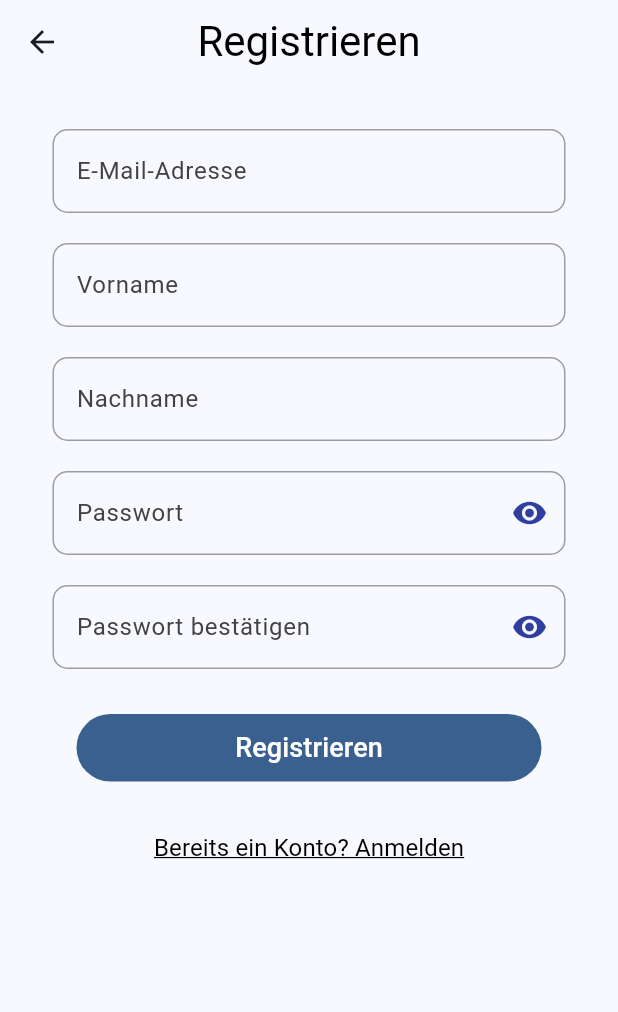
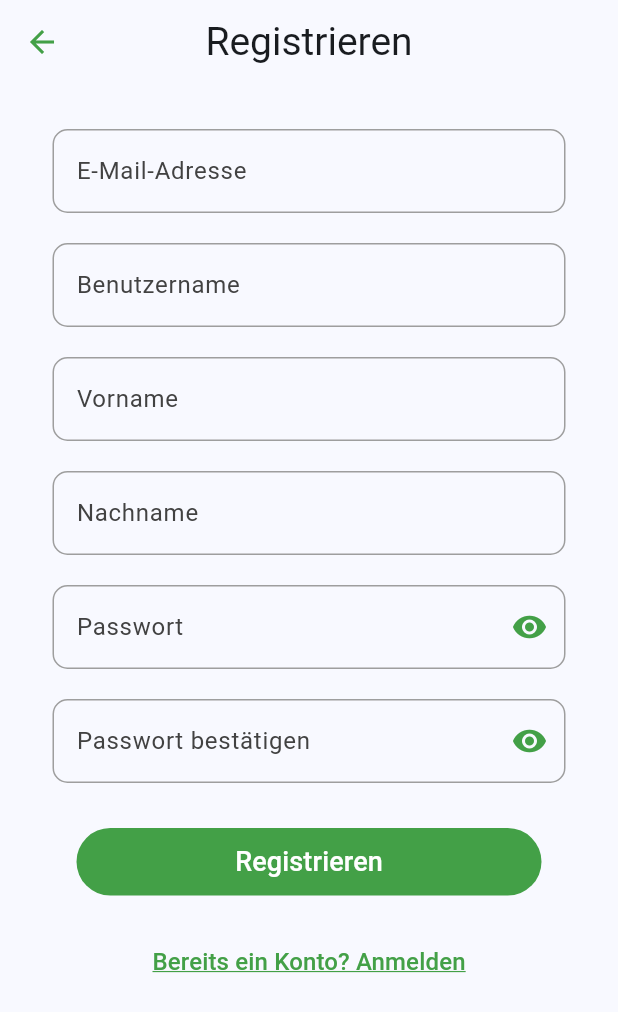
Before and after one commit to MohamadAlaskari/smart_activity_frontend, a Flutter app: the screen it shows after launch, after a tap on "Noch kein Konto? Jetzt registrieren", on a phone screen of 412 x 824 dp. Shown: the top 1012 px of the screen. Run offline on Flutter 3.47's test engine with Material 3 defaults, Android fonts, the phone set to English and light mode, and no system bars; our stand-ins replace bloc, dio, easy_localization, flutter_bloc, flutter_native_splash, flutter_secure_storage and 6 more; missing offline and left inert: fresh_dio; accounts and stored records are empty; generated files the repository leaves out were written again; statements that could not run were skipped.

Commit message:
integrated backend for login and registration

```diff
--- a/assets/translations/de-DE.json
+++ b/assets/translations/de-DE.json
@@ -50,10 +50,15 @@
     "EMAIL": "E-Mail-Adresse",
     "FIRST_NAME": "Vorname",
     "LAST_NAME": "Nachname",
+    "USERNAME": "Benutzername",
     "PASSWORD": "Passwort",
     "CONFIRM_PASSWORD": "Passwort bestätigen",
     "ACTION": "Registrieren",
     "LOGIN_INSTEAD": "Bereits ein Konto? Anmelden",
+    "EMAIL_VERIFICATION": {
+      "TITLE": "Registrierung erfolgreich",
+      "DESCRIPTION": "Wir haben eine Bestätigungs-E-Mail an Ihre E-Mail-Adresse gesendet. Bitte prüfen Sie Ihren Posteingang und klicken Sie auf den Bestätigungslink, um Ihre Registrierung abzuschließen."
+    },
     "ERROR": {
       "EMAIL": "Bitte geben Sie eine gültige E-Mail-Adresse ein",
       "FIRST_NAME": "Bitte geben Sie Ihren Vornamen ein",
--- a/lib/assets/colors.gen.dart
+++ b/lib/assets/colors.gen.dart
@@ -46,8 +46,8 @@ class ColorName {
   /// Color: #E02020
   static const Color error = Color(0xFFE02020);
 
-  /// Color: #00B8A0
-  static const Color green = Color(0xFF00B8A0);
+  /// Color: #43A047
+  static const Color green = Color(0xFF43A047);
 
   /// Color: #E0E0E0
   static const Color grey = Color(0xFFE0E0E0);
--- a/lib/common/constants.dart
+++ b/lib/common/constants.dart
@@ -1,4 +1,4 @@
 class Constants {
-  static const String baseUrl = '';
+  static const String baseUrl = 'https://smart-activity-backend.alaskaritech.com';
   static const String hiveStorageKey = 'vibe_day_storage';
 }
--- a/lib/data/api/api_service.dart
+++ b/lib/data/api/api_service.dart
@@ -4,11 +4,15 @@ import 'package:retrofit/retrofit.dart';
 part 'api_service.g.dart';
 
 @RestApi()
-
-/// API Service class
-/// add all the REST endpoints here
 abstract class ApiService {
   factory ApiService(Dio dio, {String baseUrl}) = _ApiService;
 
-  /// VibeDay API
+  @POST('/auth/login')
+  Future<dynamic> login(@Body() Map<String, dynamic> credentials);
+
+  @POST('/auth/register')
+  Future<dynamic> register(@Body() Map<String, dynamic> userData);
+
+  @POST('/auth/current-user')
+  Future<dynamic> getCurrentUser();
 }
--- a/lib/domain/model/user.dart
+++ b/lib/domain/model/user.dart
@@ -12,6 +12,7 @@ class User with _$User {
     String? id,
     String? firstName,
     String? lastName,
+    String? username,
     String? email,
     bool? active,
     String? name,
--- a/lib/presentation/forgot_password/forgot_password_view.dart
+++ b/lib/presentation/forgot_password/forgot_password_view.dart
@@ -17,10 +17,9 @@ class ForgotPasswordView extends StatelessWidget {
       backgroundColor: ColorName.background,
       appBar: AppBar(
         backgroundColor: ColorName.background,
-        elevation: 0,
         title: Text(
           'FORGOT_PASSWORD.TITLE'.tr(),
-          style: const TextStyle(fontSize: 28),
+          style: const TextStyle(fontSize: 26),
         ),
         centerTitle: true,
       ),
--- a/lib/presentation/login/login_provider.dart
+++ b/lib/presentation/login/login_provider.dart
@@ -2,7 +2,9 @@ import 'package:easy_localization/easy_localization.dart';
 import 'package:flutter/material.dart';
 import 'package:flutter_bloc/flutter_bloc.dart';
 import 'package:formz/formz.dart';
+import 'package:go_router/go_router.dart';
 import 'package:vibe_day/data/repository/vibe_day_repository.dart';
+import 'package:vibe_day/presentation/home/home_provider.dart';
 import 'package:vibe_day/presentation/login/login_cubit.dart';
 import 'package:vibe_day/presentation/login/login_state.dart';
 import 'package:vibe_day/presentation/login/login_view.dart';
@@ -30,7 +32,7 @@ class LoginProvider extends StatelessWidget {
 
   void _onStatusChanged(BuildContext context, LoginState state) {
     if (state.status == FormzSubmissionStatus.success) {
-      // context.goNamed(HomeProvider.routeName);
+      context.goNamed(HomeProvider.routeName);
     } else if (state.status == FormzSubmissionStatus.failure) {
       ValidationDialog.show(
         context: context,
--- a/lib/presentation/login/login_view.dart
+++ b/lib/presentation/login/login_view.dart
@@ -5,11 +5,11 @@ import 'package:formz/formz.dart';
 import 'package:go_router/go_router.dart';
 import 'package:vibe_day/assets/colors.gen.dart';
 import 'package:vibe_day/presentation/forgot_password/forgot_password_provider.dart';
-import 'package:vibe_day/presentation/home/home_provider.dart';
 import 'package:vibe_day/presentation/login/login_cubit.dart';
 import 'package:vibe_day/presentation/login/login_state.dart';
 import 'package:vibe_day/presentation/ui/buttons/vibe_day_button.dart';
 import 'package:vibe_day/presentation/ui/widgets/custom_text_field.dart';
+import 'package:vibe_day/presentation/ui/widgets/validation_dialog.dart';
 
 class LoginView extends StatelessWidget {
   const LoginView({super.key});
@@ -23,7 +23,7 @@ class LoginView extends StatelessWidget {
           AppBar(
             title: Text(
               'LOGIN.TITLE'.tr(),
-              style: const TextStyle(fontSize: 28, color: ColorName.black),
+              style: const TextStyle(fontSize: 26),
             ),
             centerTitle: true,
           ),
@@ -92,7 +92,7 @@ class PasswordField extends StatelessWidget {
           suffixIcon: IconButton(
             icon: Icon(
               state.obscurePassword ? Icons.visibility : Icons.visibility_off,
-              color: ColorName.colorAccent,
+              color: ColorName.green,
             ),
             onPressed: () {
               context.read<LoginCubit>().toggleObscurePassword();
@@ -125,17 +125,16 @@ class _LoginButton extends StatelessWidget {
           isLoading: state.status.isInProgress,
           padding: const EdgeInsets.symmetric(horizontal: 16),
           onPressed: () {
-            context.pushNamed(HomeProvider.routeName);
-            // final cubit = context.read<LoginCubit>();
-            // if (!cubit.isValidInput) {
-            //   ValidationDialog.show(
-            //     context: context,
-            //     title: 'LOGIN.DIALOG.INCOMPLETE.TITLE'.tr(),
-            //     description: 'LOGIN.DIALOG.INCOMPLETE.DESCRIPTION'.tr(),
-            //   );
-            //   return;
-            // }
-            // // cubit.login();
+            final cubit = context.read<LoginCubit>();
+            if (!cubit.isValidInput) {
+              ValidationDialog.show(
+                context: context,
+                title: 'LOGIN.DIALOG.INCOMPLETE.TITLE'.tr(),
+                description: 'LOGIN.DIALOG.INCOMPLETE.DESCRIPTION'.tr(),
+              );
+              return;
+            }
+            cubit.login();
           },
         );
       },
@@ -159,9 +158,9 @@ class _ForgotPasswordButton extends StatelessWidget {
           'LOGIN.FORGOT_PASSWORD'.tr(),
           style: const TextStyle(
             fontSize: 18,
-            fontWeight: FontWeight.w400,
-            color: ColorName.black,
-            decorationColor: ColorName.black,
+            fontWeight: FontWeight.w500,
+            color: ColorName.green,
+            decorationColor: ColorName.green,
             decoration: TextDecoration.underline,
           ),
         ),
@@ -186,9 +185,9 @@ class _RegisterButton extends StatelessWidget {
           'LOGIN.REGISTER_INSTEAD'.tr(),
           style: const TextStyle(
             fontSize: 16,
-            fontWeight: FontWeight.w400,
-            color: ColorName.black,
-            decorationColor: ColorName.black,
+            fontWeight: FontWeight.w500,
+            color: ColorName.green,
+            decorationColor: ColorName.green,
             decoration: TextDecoration.underline,
           ),
         ),
--- a/lib/presentation/register/register_state.dart
+++ b/lib/presentation/register/register_state.dart
@@ -18,6 +18,7 @@ class RegisterState with _$RegisterState {
     @Default(EmailOrUser.pure()) EmailOrUser email,
     @Default(Name.pure()) Name firstName,
     @Default(Name.pure()) Name lastName,
+    @Default(Name.pure()) Name username,
     @Default(Password.pure()) Password password,
     @Default(Password.pure()) Password confirmPassword,
     @Default(true) bool obscurePassword,
--- a/lib/presentation/register/register_view.dart
+++ b/lib/presentation/register/register_view.dart
@@ -21,11 +21,11 @@ class RegisterView extends StatelessWidget {
           AppBar(
             title: Text(
               'REGISTER.TITLE'.tr(),
-              style: const TextStyle(fontSize: 28, color: ColorName.black),
+              style: const TextStyle(fontSize: 26),
             ),
             centerTitle: true,
             leading: IconButton(
-              icon: const Icon(Icons.arrow_back),
+              icon: const Icon(Icons.arrow_back, color: ColorName.green),
               onPressed: () => Navigator.of(context).pop(),
             ),
           ),
@@ -38,6 +38,8 @@ class RegisterView extends StatelessWidget {
                   children: const [
                     SizedBox(height: 30),
                     _EmailField(),
+                    SizedBox(height: 20),
+                    _UsernameField(),
                     SizedBox(height: 20),
                     _FirstNameField(),
                     SizedBox(height: 20),
@@ -134,6 +136,30 @@ class _LastNameField extends StatelessWidget {
   }
 }
 
+class _UsernameField extends StatelessWidget {
+  const _UsernameField();
+
+  @override
+  Widget build(BuildContext context) {
+    return BlocBuilder<RegisterCubit, RegisterState>(
+      builder: (context, state) {
+        return CustomTextField(
+          labelText: 'REGISTER.USERNAME'.tr(),
+          initialValue: state.username.value,
+          onChanged:
+              (value) => context.read<RegisterCubit>().usernameChanged(value),
+          autofillHints: const [AutofillHints.username],
+          keyboardType: TextInputType.text,
+          errorText:
+              !state.username.isPure && !state.username.isValid
+                  ? 'REGISTER.ERROR.USERNAME'.tr()
+                  : null,
+        );
+      },
+    );
+  }
+}
+
 class _PasswordField extends StatelessWidget {
   const _PasswordField();
 
@@ -146,7 +172,7 @@ class _PasswordField extends StatelessWidget {
           suffixIcon: IconButton(
             icon: Icon(
               state.obscurePassword ? Icons.visibility : Icons.visibility_off,
-              color: ColorName.colorAccent,
+              color: ColorName.green,
             ),
             onPressed: () {
               context.read<RegisterCubit>().toggleObscurePassword();
@@ -181,7 +207,7 @@ class _ConfirmPasswordField extends StatelessWidget {
               state.obscureConfirmPassword
                   ? Icons.visibility
                   : Icons.visibility_off,
-              color: ColorName.colorAccent,
+              color: ColorName.green,
             ),
             onPressed: () {
               context.read<RegisterCubit>().toggleObscureConfirmPassword();
@@ -220,7 +246,7 @@ class _RegisterButton extends StatelessWidget {
           onPressed: () {
             final cubit = context.read<RegisterCubit>();
             if (cubit.isValidRegister) {
-              // cubit.register();
+              cubit.register();
             } else {
               ValidationDialog.show(
                 context: context,
@@ -251,9 +277,9 @@ class _LoginButton extends StatelessWidget {
           'REGISTER.LOGIN_INSTEAD'.tr(),
           style: const TextStyle(
             fontSize: 16,
-            fontWeight: FontWeight.w400,
-            color: ColorName.black,
-            decorationColor: ColorName.black,
+            fontWeight: FontWeight.w500,
+            color: ColorName.green,
+            decorationColor: ColorName.green,
             decoration: TextDecoration.underline,
           ),
         ),
--- a/lib/presentation/ui/buttons/vibe_day_button.dart
+++ b/lib/presentation/ui/buttons/vibe_day_button.dart
@@ -40,7 +40,7 @@ class VibeDayButton extends StatelessWidget {
               if (states.contains(WidgetState.disabled)) {
                 return ColorName.disabledButtonColor;
               }
-              return backgroundColor ?? Theme.of(context).colorScheme.primary;
+              return backgroundColor ?? ColorName.green;
             }),
           ),
           child:
--- a/lib/router.dart
+++ b/lib/router.dart
@@ -16,7 +16,7 @@ final GoRouter router = GoRouter(
         return BlocBuilder<AppCubit, AppState>(
           builder: (context, state) {
             return state.status.maybeWhen(
-              // authenticated: (_) => const HomeProvider(),
+              authenticated: (_) => const HomeProvider(),
               orElse: () => const LoginProvider(),
             );
           },
```
Also changed, not shown: lib/data/repository/vibe_day_repository.dart (+117 -66 lines), lib/presentation/home/home_cubit.dart (+11 -0 lines), lib/presentation/home/home_view.dart (+16 -0 lines), lib/presentation/login/login_cubit.dart (+43 -36 lines), lib/presentation/register/register_cubit.dart (+53 -37 lines), lib/data/api/api_service.g.dart, lib/domain/model/user.freezed.dart, lib/domain/model/user.g.dart, lib/presentation/register/register_state.freezed.dart, pubspec.lock, 2 other files.
